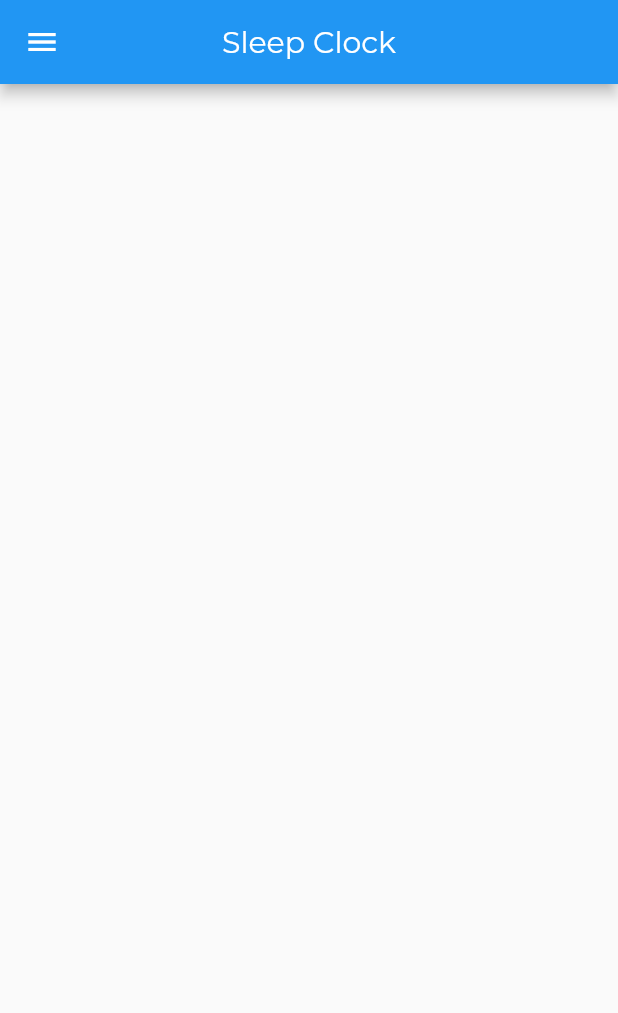
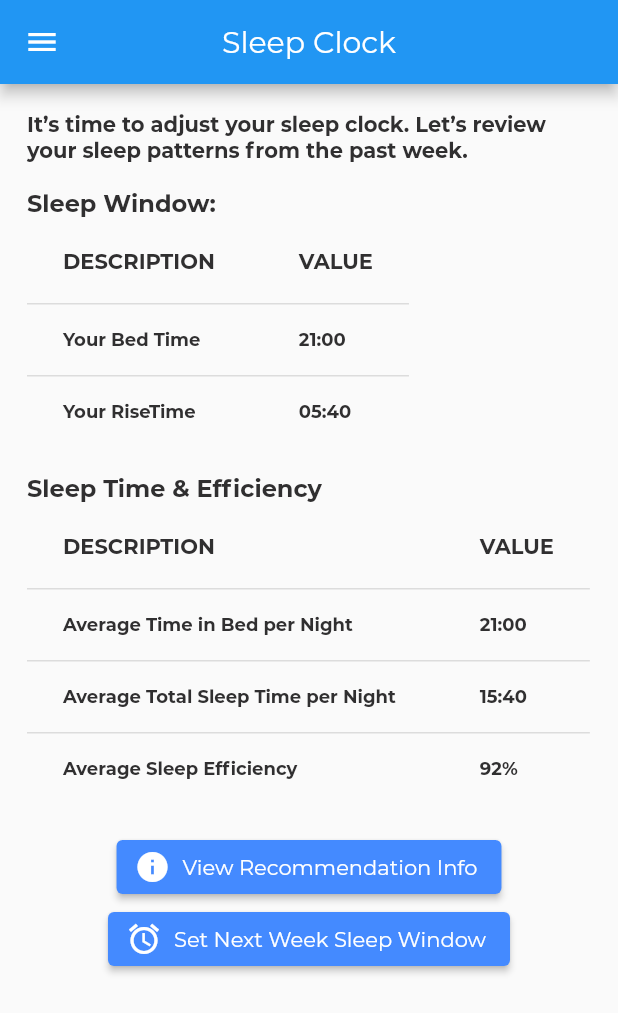
Before and after one commit to Ifeanyi10/healthensuite, a Flutter app: the SleepClock screen opened directly, on a phone screen of 412 x 824 dp. Shown: the top 1013 px of the screen. Run offline on Flutter 3.47's test engine with Material 2 defaults, Android fonts, the phone set to English and light mode, and no system bars; our stand-ins replace flutter_form_builder, font_awesome_flutter, google_fonts.

Commit message:
Sleep Clock Added

```diff
--- a/lib/main.dart
+++ b/lib/main.dart
@@ -6,10 +6,11 @@ import 'dart:ui';
 // import 'screens/profile/profile_screen.dart';
 //import 'screens/login/login_screen.dart';
 import 'package:healthensuite/utilities/constants.dart';
-import 'package:healthensuite/screens/home/home_screen.dart';
+//import 'package:healthensuite/screens/home/home_screen.dart';
 //import 'package:healthensuite/screens/sleepDiary/sleep_diary.dart';
 //import 'package:healthensuite/screens/sleepReport/sleep_report.dart';
 //import 'screens/dashboard/menu_dashboard_layout.dart';
+import 'package:healthensuite/screens/sleepClock/sleep_clock.dart';
 
 void main() => runApp(new MyApp());
 
@@ -21,7 +22,7 @@ class MyApp extends StatelessWidget {
 
     return new MaterialApp(
       theme: new ThemeData(primarySwatch: appBackgroundMaterialColor, textTheme: screenWidth < 500 ? TEXT_THEME_SMALL : TEXT_THEME_DEFAULT, fontFamily: "Montserrat"),
-      home: new HomeScreen(),
+      home: new SleepClock(),
     );
   }
 }
--- a/lib/screens/sleepClock/sleep_clock.dart
+++ b/lib/screens/sleepClock/sleep_clock.dart
@@ -1,24 +1,157 @@
 import 'package:flutter/material.dart';
 import 'package:healthensuite/utilities/drawer_navigation.dart';
-//import 'package:healthensuite/utilities/constants.dart';
+import 'package:healthensuite/utilities/constants.dart';
+import 'package:healthensuite/models/icon_button.dart';
+import 'package:healthensuite/screens/sleepClock/sleep_window.dart';
 
 
-class SleepClock extends StatelessWidget {
+class SleepClock extends StatefulWidget {
 
   final Function onMenuTap;
   static final String title = 'Sleep Clock';
+  static final sidePad = EdgeInsets.symmetric(horizontal: 18);
 
   const SleepClock({Key key, this.onMenuTap}) : super(key: key);
 
   @override
+  _SleepClockState createState() => _SleepClockState();
+}
+
+class _SleepClockState extends State<SleepClock> {
+  @override
   Widget build(BuildContext context) {
+
+    final Size size = MediaQuery.of(context).size;
+    final ThemeData themeData = Theme.of(context);
+    double pad = 18;
+    double innerPad = 10;
+
     return Scaffold(
       drawer: NavigationDrawerWidget(indexNum: 2,),
       appBar: AppBar(
-        title: Text(title),
+        title: Text(SleepClock.title),
         centerTitle: true,
+      ),
+      body: Container(
+        width: size.width,
+        height: size.height,
+        child: Column(
+          crossAxisAlignment: CrossAxisAlignment.start,
+          children: [
+            SizedBox(height: pad,),
+            Padding(
+              padding: SleepClock.sidePad,
+              child: Text("It’s time to adjust your sleep clock. Let’s review your sleep patterns from the past week.",
+                style: themeData.textTheme.headline5,
+              ),
+            ),
+            SizedBox(height: pad,),
+            tableTitle(themeData, text: "Sleep Window:"),
+            sleepWindowDataTable(themeData),
+            SizedBox(height: pad,),
+            tableTitle(themeData, text: "Sleep Time & Efficiency"),
+            sleepAverageDataTable(themeData),
+            SizedBox(height: pad,),
+            Center(
+                child: Column(
+                  children: [
+                    IconUserButton(buttonText: "View Recommendation Info", buttonEvent: () {createAlertDialog(context);}, buttonIcon: Icons.info,),
+                    IconUserButton(buttonText: "Set Next Week Sleep Window", buttonEvent: () {displaySleepWindowDialog(context);}, buttonIcon: Icons.alarm)
+                  ],
+                )
+            ),
+
+          ],
+        ),
       ),
 
     );
   }
+
+  Padding tableTitle(ThemeData themeData, {String text}) {
+    return Padding(
+            padding: SleepClock.sidePad,
+            child: Text(text, style: themeData.textTheme.headline4,),
+          );
+  }
+
+  Padding sleepWindowDataTable(ThemeData themeData) {
+    return Padding(
+            padding: SleepClock.sidePad,
+            child: DataTable(
+              columns: tableHeaderWidget(themeData),
+              rows: [
+                rowWidget(themeData, desc: "Your Bed Time", value: "21:00"),
+                rowWidget(themeData, desc: "Your RiseTime", value: "05:40"),
+              ],
+            )
+          );
+  }
+
+  Padding sleepAverageDataTable(ThemeData themeData) {
+    return Padding(
+            padding: SleepClock.sidePad,
+            child: DataTable(
+              columns: tableHeaderWidget(themeData),
+              rows: [
+                rowWidget(themeData, desc: "Average Time in Bed per Night", value: "21:00"),
+                rowWidget(themeData, desc: "Average Total Sleep Time per Night", value: "15:40"),
+                rowWidget(themeData, desc: "Average Sleep Efficiency", value: "92%"),
+              ],
+            )
+          );
+  }
+
+  List<DataColumn> tableHeaderWidget(ThemeData themeData) {
+    return [
+              DataColumn(
+                label: Text("DESCRIPTION", style: themeData.textTheme.headline5,),
+                numeric: false
+              ),
+              DataColumn(
+                label: Text("VALUE", style: themeData.textTheme.headline5,),
+                numeric: false
+              )
+            ];
+  }
+
+  DataRow rowWidget(ThemeData themeData, {String desc, String value}) {
+    return DataRow(
+            cells: [
+              DataCell(
+                Text(desc, style: themeData.textTheme.headline6,),
+              ),
+              DataCell(
+                Text(value, style: themeData.textTheme.headline6,),
+              ),
+            ]
+          );
+  }
+
+   createAlertDialog(BuildContext context){
+     final ThemeData themeData = Theme.of(context);
+    return showDialog(
+      context: context,
+      builder: (context){
+        return AlertDialog(
+          title: Text("Sleep Efficiency Message", style: themeData.textTheme.headline5,),
+          content: Text("Your sleep efficiency is between 90%-94%. This is a great result! At this point, you can extend your sleep window by 15 minutes. We recommend moving your bed time 15 minutes earlier.",
+          style: themeData.textTheme.bodyText2,),
+          actions: [
+            MaterialButton(
+              child: Text("OK", style: TextStyle(color: appItemColorBlue, fontWeight: FontWeight.w700),),
+              onPressed: (){
+                Navigator.of(context).pop();
+              }
+            ),
+          ],
+        );
+      });
+  }
+
+  displaySleepWindowDialog(BuildContext context){
+    Navigator.push(
+      context, new MaterialPageRoute(builder: (context) => SleepWindow())
+    );
+  }
 }
```
Also changed, not shown: lib/screens/sleepClock/sleep_window.dart (added, +143 -0 lines), lib/screens/sleepReport/sleep_report.dart (+14 -10 lines).
